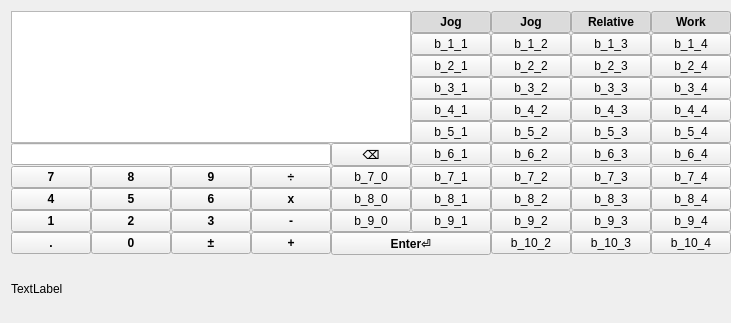
Old version of the form ui/rpnkeypad.ui in the repository qinc-av/rpn-lang.
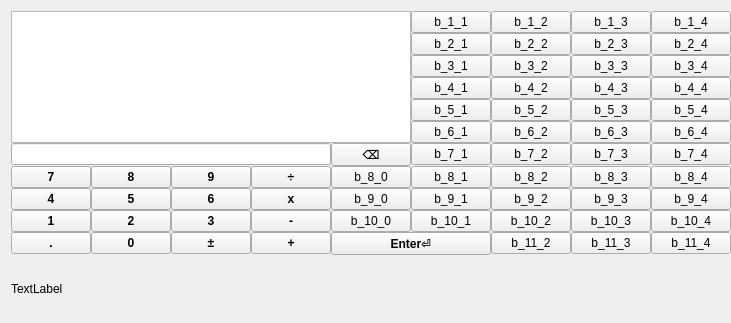
New version of the form.

Commit message:
simplify programmable button handling
single slot for all buttons
use this->sender() to get actual button
use QObject->findChildren()

```diff
--- a/ui/rpnkeypad.ui
+++ b/ui/rpnkeypad.ui
@@ -34,13 +34,6 @@
      <property name="spacing">
       <number>0</number>
      </property>
-     <item row="1" column="9">
-      <widget class="QPushButton" name="pb_1_4">
-       <property name="text">
-        <string>b_1_4</string>
-       </property>
-      </widget>
-     </item>
      <item row="10" column="3">
       <widget class="QPushButton" name="button_add">
        <property name="styleSheet">
@@ -81,36 +74,6 @@
        </property>
       </widget>
      </item>
-     <item row="7" column="5">
-      <widget class="QPushButton" name="pb_7_1">
-       <property name="text">
-        <string>b_7_1</string>
-       </property>
-      </widget>
-     </item>
-     <item row="0" column="5">
-      <widget class="QPushButton" name="toggle_jog_cut_2">
-       <property name="styleSheet">
-        <string notr="true">    font: bold;</string>
-       </property>
-       <property name="text">
-        <string>Jog</string>
-       </property>
-       <property name="checkable">
-        <bool>true</bool>
-       </property>
-       <property name="checked">
-        <bool>true</bool>
-       </property>
-      </widget>
-     </item>
-     <item row="3" column="5">
-      <widget class="QPushButton" name="pb_3_1">
-       <property name="text">
-        <string>b_3_1</string>
-       </property>
-      </widget>
-     </item>
      <item row="6" column="4">
       <widget class="QPushButton" name="button_back">
        <property name="styleSheet">
@@ -131,13 +94,6 @@
        </property>
       </widget>
      </item>
-     <item row="1" column="6">
-      <widget class="QPushButton" name="pb_1_2">
-       <property name="text">
-        <string>b_1_2</string>
-       </property>
-      </widget>
-     </item>
      <item row="10" column="1">
       <widget class="QPushButton" name="button_0">
        <property name="styleSheet">
@@ -158,13 +114,6 @@
        </property>
       </widget>
      </item>
-     <item row="1" column="5">
-      <widget class="QPushButton" name="pb_1_1">
-       <property name="text">
-        <string>b_1_1</string>
-       </property>
-      </widget>
-     </item>
      <item row="7" column="1">
       <widget class="QPushButton" name="button_8">
        <property name="styleSheet">
@@ -175,13 +124,6 @@
        </property>
       </widget>
      </item>
-     <item row="6" column="5">
-      <widget class="QPushButton" name="pb_6_1">
-       <property name="text">
-        <string>b_6_1</string>
-       </property>
-      </widget>
-     </item>
      <item row="0" column="0" rowspan="6" colspan="5">
       <widget class="QTextEdit" name="textEdit"/>
      </item>
@@ -208,13 +150,6 @@
        </property>
       </widget>
      </item>
-     <item row="1" column="7">
-      <widget class="QPushButton" name="pb_1_3">
-       <property name="text">
-        <string>b_1_3</string>
-       </property>
-      </widget>
-     </item>
      <item row="9" column="1">
       <widget class="QPushButton" name="button_2">
        <property name="styleSheet">
@@ -235,13 +170,6 @@
        </property>
       </widget>
      </item>
-     <item row="8" column="5">
-      <widget class="QPushButton" name="pb_8_1">
-       <property name="text">
-        <string>b_8_1</string>
-       </property>
-      </widget>
-     </item>
      <item row="7" column="0">
       <widget class="QPushButton" name="button_7">
        <property name="styleSheet">
@@ -252,36 +180,6 @@
        </property>
       </widget>
      </item>
-     <item row="9" column="5">
-      <widget class="QPushButton" name="pb_9_1">
-       <property name="text">
-        <string>b_9_1</string>
-       </property>
-      </widget>
-     </item>
-     <item row="0" column="9">
-      <widget class="QPushButton" name="toggle_work_machine">
-       <property name="styleSheet">
-        <string notr="true">    font: bold;</string>
-       </property>
-       <property name="text">
-        <string>Work</string>
-       </property>
-       <property name="checkable">
-        <bool>true</bool>
-       </property>
-       <property name="checked">
-        <bool>true</bool>
-       </property>
-      </widget>
-     </item>
-     <item row="4" column="5">
-      <widget class="QPushButton" name="pb_4_1">
-       <property name="text">
-        <string>b_4_1</string>
-       </property>
-      </widget>
-     </item>
      <item row="7" column="3">
       <widget class="QPushButton" name="button_divide">
        <property name="styleSheet">
@@ -302,29 +200,6 @@
        </property>
       </widget>
      </item>
-     <item row="0" column="6">
-      <widget class="QPushButton" name="toggle_jog_cut">
-       <property name="styleSheet">
-        <string notr="true">    font: bold;</string>
-       </property>
-       <property name="text">
-        <string>Jog</string>
-       </property>
-       <property name="checkable">
-        <bool>true</bool>
-       </property>
-       <property name="checked">
-        <bool>true</bool>
-       </property>
-      </widget>
-     </item>
-     <item row="5" column="5">
-      <widget class="QPushButton" name="pb_5_1">
-       <property name="text">
-        <string>b_5_1</string>
-       </property>
-      </widget>
-     </item>
      <item row="9" column="2">
       <widget class="QPushButton" name="button_3">
        <property name="styleSheet">
@@ -345,236 +220,325 @@
        </property>
       </widget>
      </item>
-     <item row="0" column="7">
-      <widget class="QPushButton" name="toggle_relative_absolute">
-       <property name="styleSheet">
-        <string notr="true">    font: bold;</string>
+     <item row="7" column="4">
+      <widget class="QPushButton" name="pb_8_0">
+       <property name="text">
+        <string>b_8_0</string>
        </property>
+      </widget>
+     </item>
+     <item row="8" column="4">
+      <widget class="QPushButton" name="pb_9_0">
        <property name="text">
-        <string>Relative</string>
+        <string>b_9_0</string>
        </property>
-       <property name="checkable">
-        <bool>true</bool>
+      </widget>
+     </item>
+     <item row="9" column="4">
+      <widget class="QPushButton" name="pb_10_0">
+       <property name="text">
+        <string>b_10_0</string>
        </property>
-       <property name="checked">
-        <bool>true</bool>
+      </widget>
+     </item>
+     <item row="0" column="5">
+      <widget class="QPushButton" name="pb_1_1">
+       <property name="text">
+        <string>b_1_1</string>
        </property>
       </widget>
      </item>
-     <item row="2" column="5">
+     <item row="0" column="6">
+      <widget class="QPushButton" name="pb_1_2">
+       <property name="text">
+        <string>b_1_2</string>
+       </property>
+      </widget>
+     </item>
+     <item row="1" column="5">
       <widget class="QPushButton" name="pb_2_1">
        <property name="text">
         <string>b_2_1</string>
        </property>
       </widget>
      </item>
-     <item row="2" column="6">
+     <item row="2" column="5">
+      <widget class="QPushButton" name="pb_3_1">
+       <property name="text">
+        <string>b_3_1</string>
+       </property>
+      </widget>
+     </item>
+     <item row="3" column="5">
+      <widget class="QPushButton" name="pb_4_1">
+       <property name="text">
+        <string>b_4_1</string>
+       </property>
+      </widget>
+     </item>
+     <item row="4" column="5">
+      <widget class="QPushButton" name="pb_5_1">
+       <property name="text">
+        <string>b_5_1</string>
+       </property>
+      </widget>
+     </item>
+     <item row="5" column="5">
+      <widget class="QPushButton" name="pb_6_1">
+       <property name="text">
+        <string>b_6_1</string>
+       </property>
+      </widget>
+     </item>
+     <item row="6" column="5">
+      <widget class="QPushButton" name="pb_7_1">
+       <property name="text">
+        <string>b_7_1</string>
+       </property>
+      </widget>
+     </item>
+     <item row="7" column="5">
+      <widget class="QPushButton" name="pb_8_1">
+       <property name="text">
+        <string>b_8_1</string>
+       </property>
+      </widget>
+     </item>
+     <item row="8" column="5">
+      <widget class="QPushButton" name="pb_9_1">
+       <property name="text">
+        <string>b_9_1</string>
+       </property>
+      </widget>
+     </item>
+     <item row="9" column="5">
+      <widget class="QPushButton" name="pb_10_1">
+       <property name="text">
+        <string>b_10_1</string>
+       </property>
+      </widget>
+     </item>
+     <item row="1" column="6">
       <widget class="QPushButton" name="pb_2_2">
        <property name="text">
         <string>b_2_2</string>
        </property>
       </widget>
      </item>
-     <item row="2" column="7">
-      <widget class="QPushButton" name="pb_2_3">
-       <property name="text">
-        <string>b_2_3</string>
-       </property>
-      </widget>
-     </item>
-     <item row="2" column="9">
-      <widget class="QPushButton" name="pb_2_4">
-       <property name="text">
-        <string>b_2_4</string>
-       </property>
-      </widget>
-     </item>
-     <item row="3" column="6">
+     <item row="2" column="6">
       <widget class="QPushButton" name="pb_3_2">
        <property name="text">
         <string>b_3_2</string>
        </property>
       </widget>
      </item>
-     <item row="4" column="6">
+     <item row="3" column="6">
       <widget class="QPushButton" name="pb_4_2">
        <property name="text">
         <string>b_4_2</string>
        </property>
       </widget>
      </item>
-     <item row="3" column="7">
+     <item row="4" column="6">
+      <widget class="QPushButton" name="pb_5_2">
+       <property name="text">
+        <string>b_5_2</string>
+       </property>
+      </widget>
+     </item>
+     <item row="5" column="6">
+      <widget class="QPushButton" name="pb_6_2">
+       <property name="text">
+        <string>b_6_2</string>
+       </property>
+      </widget>
+     </item>
+     <item row="6" column="6">
+      <widget class="QPushButton" name="pb_7_2">
+       <property name="text">
+        <string>b_7_2</string>
+       </property>
+      </widget>
+     </item>
+     <item row="7" column="6">
+      <widget class="QPushButton" name="pb_8_2">
+       <property name="text">
+        <string>b_8_2</string>
+       </property>
+      </widget>
+     </item>
+     <item row="8" column="6">
+      <widget class="QPushButton" name="pb_9_2">
+       <property name="text">
+        <string>b_9_2</string>
+       </property>
+      </widget>
+     </item>
+     <item row="9" column="6">
+      <widget class="QPushButton" name="pb_10_2">
+       <property name="text">
+        <string>b_10_2</string>
+       </property>
+      </widget>
+     </item>
+     <item row="10" column="6">
+      <widget class="QPushButton" name="pb_11_2">
+       <property name="text">
+        <string>b_11_2</string>
+       </property>
+      </widget>
+     </item>
+     <item row="0" column="7">
+      <widget class="QPushButton" name="pb_1_3">
+       <property name="text">
+        <string>b_1_3</string>
+       </property>
+      </widget>
+     </item>
+     <item row="1" column="7">
+      <widget class="QPushButton" name="pb_2_3">
+       <property name="text">
+        <string>b_2_3</string>
+       </property>
+      </widget>
+     </item>
+     <item row="2" column="7">
       <widget class="QPushButton" name="pb_3_3">
        <property name="text">
         <string>b_3_3</string>
        </property>
       </widget>
      </item>
-     <item row="3" column="9">
-      <widget class="QPushButton" name="pb_3_4">
-       <property name="text">
-        <string>b_3_4</string>
-       </property>
-      </widget>
-     </item>
-     <item row="4" column="7">
+     <item row="3" column="7">
       <widget class="QPushButton" name="pb_4_3">
        <property name="text">
         <string>b_4_3</string>
        </property>
       </widget>
      </item>
-     <item row="4" column="9">
-      <widget class="QPushButton" name="pb_4_4">
-       <property name="text">
-        <string>b_4_4</string>
-       </property>
-      </widget>
-     </item>
-     <item row="5" column="6">
-      <widget class="QPushButton" name="pb_5_2">
-       <property name="text">
-        <string>b_5_2</string>
-       </property>
-      </widget>
-     </item>
-     <item row="5" column="7">
+     <item row="4" column="7">
       <widget class="QPushButton" name="pb_5_3">
        <property name="text">
         <string>b_5_3</string>
        </property>
       </widget>
      </item>
-     <item row="5" column="9">
-      <widget class="QPushButton" name="pb_5_4">
-       <property name="text">
-        <string>b_5_4</string>
-       </property>
-      </widget>
-     </item>
-     <item row="6" column="6">
-      <widget class="QPushButton" name="pb_6_2">
-       <property name="text">
-        <string>b_6_2</string>
-       </property>
-      </widget>
-     </item>
-     <item row="6" column="7">
+     <item row="5" column="7">
       <widget class="QPushButton" name="pb_6_3">
        <property name="text">
         <string>b_6_3</string>
        </property>
       </widget>
      </item>
-     <item row="6" column="9">
-      <widget class="QPushButton" name="pb_6_4">
-       <property name="text">
-        <string>b_6_4</string>
-       </property>
-      </widget>
-     </item>
-     <item row="7" column="6">
-      <widget class="QPushButton" name="pb_7_2">
-       <property name="text">
-        <string>b_7_2</string>
-       </property>
-      </widget>
-     </item>
-     <item row="7" column="7">
+     <item row="6" column="7">
       <widget class="QPushButton" name="pb_7_3">
        <property name="text">
         <string>b_7_3</string>
        </property>
       </widget>
      </item>
-     <item row="7" column="9">
-      <widget class="QPushButton" name="pb_7_4">
-       <property name="text">
-        <string>b_7_4</string>
-       </property>
-      </widget>
-     </item>
-     <item row="8" column="6">
-      <widget class="QPushButton" name="pb_8_2">
-       <property name="text">
-        <string>b_8_2</string>
-       </property>
-      </widget>
-     </item>
-     <item row="8" column="7">
+     <item row="7" column="7">
       <widget class="QPushButton" name="pb_8_3">
        <property name="text">
         <string>b_8_3</string>
        </property>
       </widget>
      </item>
-     <item row="8" column="9">
-      <widget class="QPushButton" name="pb_8_4">
-       <property name="text">
-        <string>b_8_4</string>
-       </property>
-      </widget>
-     </item>
-     <item row="9" column="6">
-      <widget class="QPushButton" name="pb_9_2">
-       <property name="text">
-        <string>b_9_2</string>
-       </property>
-      </widget>
-     </item>
-     <item row="9" column="7">
+     <item row="8" column="7">
       <widget class="QPushButton" name="pb_9_3">
        <property name="text">
         <string>b_9_3</string>
        </property>
       </widget>
      </item>
-     <item row="9" column="9">
-      <widget class="QPushButton" name="pb_9_4">
-       <property name="text">
-        <string>b_9_4</string>
-       </property>
-      </widget>
-     </item>
-     <item row="10" column="6">
-      <widget class="QPushButton" name="pb_10_2">
-       <property name="text">
-        <string>b_10_2</string>
-       </property>
-      </widget>
-     </item>
-     <item row="10" column="7">
+     <item row="9" column="7">
       <widget class="QPushButton" name="pb_10_3">
        <property name="text">
         <string>b_10_3</string>
        </property>
       </widget>
      </item>
-     <item row="10" column="9">
+     <item row="10" column="7">
+      <widget class="QPushButton" name="pb_11_3">
+       <property name="text">
+        <string>b_11_3</string>
+       </property>
+      </widget>
+     </item>
+     <item row="0" column="9">
+      <widget class="QPushButton" name="pb_1_4">
+       <property name="text">
+        <string>b_1_4</string>
+       </property>
+      </widget>
+     </item>
+     <item row="1" column="9">
+      <widget class="QPushButton" name="pb_2_4">
+       <property name="text">
+        <string>b_2_4</string>
+       </property>
+      </widget>
+     </item>
+     <item row="2" column="9">
+      <widget class="QPushButton" name="pb_3_4">
+       <property name="text">
+        <string>b_3_4</string>
+       </property>
+      </widget>
+     </item>
+     <item row="3" column="9">
+      <widget class="QPushButton" name="pb_4_4">
+       <property name="text">
+        <string>b_4_4</string>
+       </property>
+      </widget>
+     </item>
+     <item row="4" column="9">
+      <widget class="QPushButton" name="pb_5_4">
+       <property name="text">
+        <string>b_5_4</string>
+       </property>
+      </widget>
+     </item>
+     <item row="5" column="9">
+      <widget class="QPushButton" name="pb_6_4">
+       <property name="text">
+        <string>b_6_4</string>
+       </property>
+      </widget>
+     </item>
+     <item row="6" column="9">
+      <widget class="QPushButton" name="pb_7_4">
+       <property name="text">
+        <string>b_7_4</string>
+       </property>
+      </widget>
+     </item>
+     <item row="7" column="9">
+      <widget class="QPushButton" name="pb_8_4">
+       <property name="text">
+        <string>b_8_4</string>
+       </property>
+      </widget>
+     </item>
+     <item row="8" column="9">
+      <widget class="QPushButton" name="pb_9_4">
+       <property name="text">
+        <string>b_9_4</string>
+       </property>
+      </widget>
+     </item>
+     <item row="9" column="9">
       <widget class="QPushButton" name="pb_10_4">
        <property name="text">
         <string>b_10_4</string>
        </property>
       </widget>
      </item>
-     <item row="7" column="4">
-      <widget class="QPushButton" name="pb_7_0">
+     <item row="10" column="9">
+      <widget class="QPushButton" name="pb_11_4">
        <property name="text">
-        <string>b_7_0</string>
-       </property>
-      </widget>
-     </item>
-     <item row="8" column="4">
-      <widget class="QPushButton" name="pb_8_0">
-       <property name="text">
-        <string>b_8_0</string>
-       </property>
-      </widget>
-     </item>
-     <item row="9" column="4">
-      <widget class="QPushButton" name="pb_9_0">
-       <property name="text">
-        <string>b_9_0</string>
+        <string>b_11_4</string>
        </property>
       </widget>
      </item>
```
The commit also changes 4 other files.
